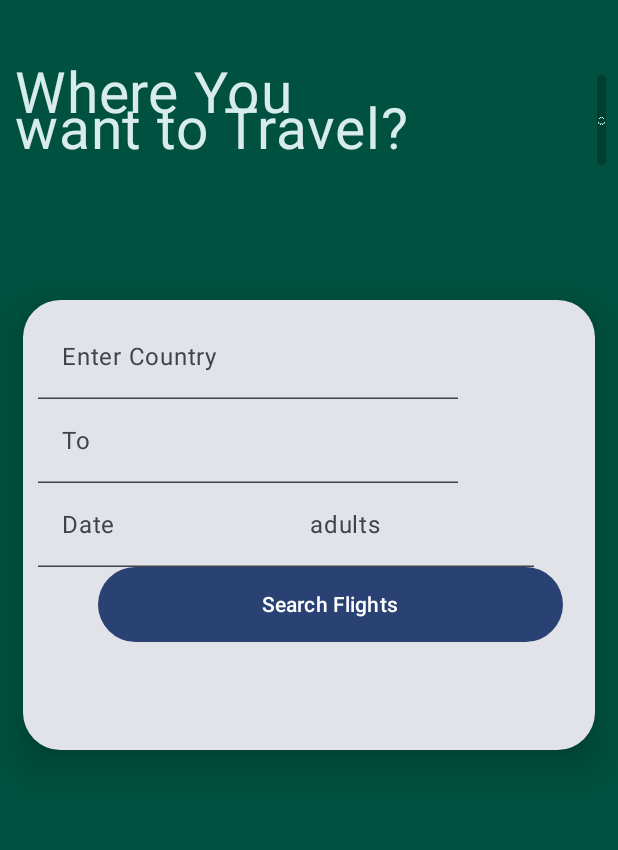
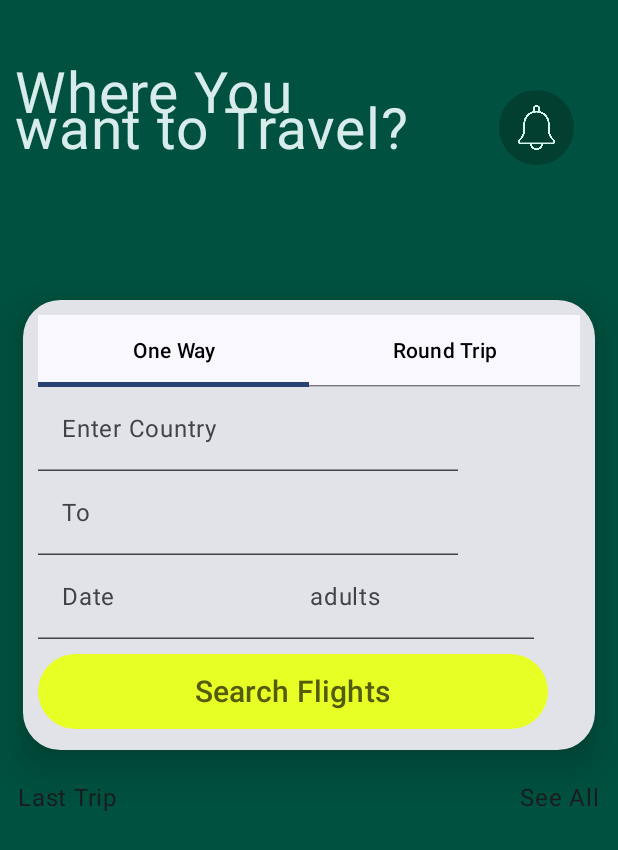
Before and after one commit to talhashakeel8981/FlightBookingApp, an Android app built with Jetpack Compose: the composable FlightSearch shown on its own in the app's theme, on a phone screen of 412 x 824 dp. Shown: the top 850 px of the screen. Run offline under Robolectric (Android 15) with nearby library versions, the light colour scheme and no system bars; 1 statement that could not run was skipped.

Commit message:
pager search button

```diff
--- a/app/src/main/java/com/example/flightbookingapp/ui/Screens/FlightSearch.kt
+++ b/app/src/main/java/com/example/flightbookingapp/ui/Screens/FlightSearch.kt
@@ -1,10 +1,13 @@
 package com.example.flightbookingapp.ui.Screens
 
+import android.R.attr.color
+import android.R.color
 import androidx.compose.foundation.Image
 import androidx.compose.foundation.background
 import androidx.compose.foundation.layout.Box
 import androidx.compose.foundation.layout.Column
 import androidx.compose.foundation.layout.Row
+import androidx.compose.foundation.layout.Spacer
 import androidx.compose.foundation.layout.fillMaxSize
 import androidx.compose.foundation.layout.fillMaxWidth
 import androidx.compose.foundation.layout.height
@@ -16,9 +19,13 @@
 import androidx.compose.material.icons.Icons
 import androidx.compose.material.icons.filled.Notifications
 import androidx.compose.material3.Button
+import androidx.compose.material3.ButtonDefaults
 import androidx.compose.material3.Card
 import androidx.compose.material3.CardDefaults
+import androidx.compose.material3.DividerDefaults.color
 import androidx.compose.material3.Icon
+import androidx.compose.material3.Tab
+import androidx.compose.material3.TabRow
 import androidx.compose.material3.Text
 import androidx.compose.material3.TextField
 import androidx.compose.runtime.Composable
@@ -37,6 +44,9 @@
 @Composable
 fun FlightSearch()
 {
+
+    val tabTitles = listOf("One Way", "Round Trip") // Titles for the pager
+    val selectedTabIndex = remember { mutableStateOf(0) } // Track selected tab
     val departure= remember { mutableStateOf("") }
     val arrival= remember { mutableStateOf("") }
     val date = remember { mutableStateOf("") }
@@ -64,8 +74,8 @@
             )
             Box(
                 modifier = Modifier
-                    .padding(start = 125.dp, top = 50.dp, end = 8.dp)
-                    .size(60.dp)                      // Bigger circle size
+                    .padding(start = 60.dp, top = 60.dp, end = 8.dp)
+                    .size(50.dp)                      // Bigger circle size
                     .clip(CircleShape)
                     .background(Color(2, 63, 49)),   // Background color for circle
                 contentAlignment = Alignment.Center  // Center the icon inside the box
@@ -98,6 +108,21 @@
                     .fillMaxSize()
                     .padding(10.dp)
             ){
+                // 🔁 Tab Row for One Way / Round Trip
+                TabRow(
+                    selectedTabIndex = selectedTabIndex.value,
+                    contentColor = Color.Black
+                ) {
+                    tabTitles.forEachIndexed { index, title ->
+                        Tab(
+                            selected = selectedTabIndex.value == index,
+                            onClick = { selectedTabIndex.value = index },
+                            text = { Text(title) }
+                        )
+                    }
+                }
+
+
                 TextField(
 
                     value = departure.value,
@@ -138,19 +163,40 @@
                 }
 
                 Button(
-
                     onClick = { },
                     modifier = Modifier
-                            .width(350.dp)
-                            .padding(start = 40.dp)
+                        .width(340.dp)
+                        .padding(start = 0.dp, top = 10.dp)
                         .height(50.dp),
-
+                    colors = ButtonDefaults.buttonColors(
+                        containerColor = Color(red = 232, green = 255, blue = 38)
+                    )
                 ) {
-                        Text("Search Flights")
+                    Text(
+                        color = Color(red =83 ,green=92,blue=11),
+                        fontSize = 20.sp,
+                        text = "Search Flights")
                 }
                 }
 
             }
 
+
+        Row(
+            modifier = Modifier
+                .padding(start = 12.dp, end = 12.dp, top = 520.dp)
+                .fillMaxWidth() // Important: makes the row expand full width
+        ) {
+            Text(
+                text = "Last Trip"
+            )
+
+            Spacer(modifier = Modifier.weight(1f)) // Pushes "See All" to the end
+
+            Text(
+                text = "See All"
+            )
+        }
+
         }
     }
```
Lines whose indentation alone changed are shown as unchanged.
